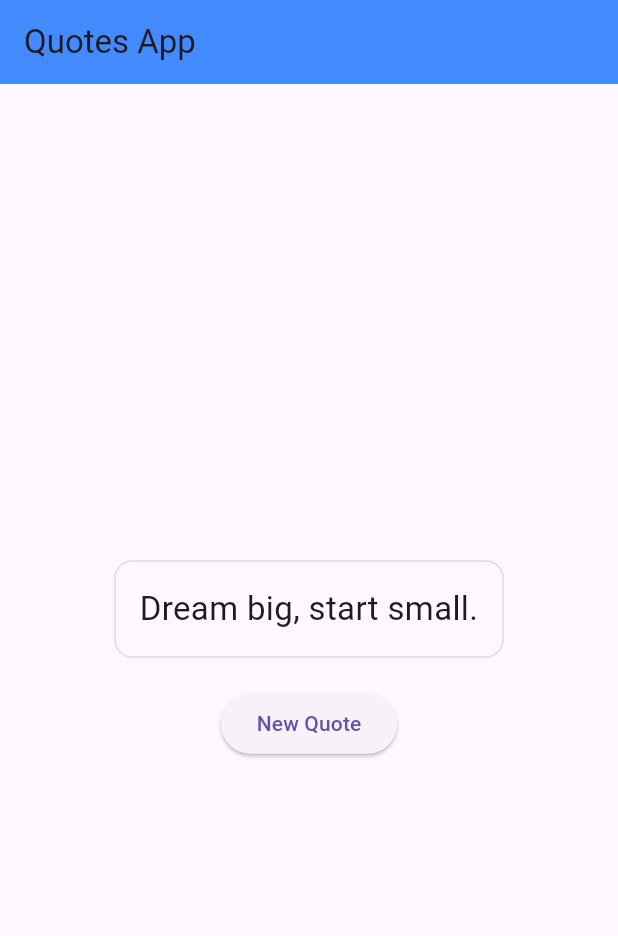
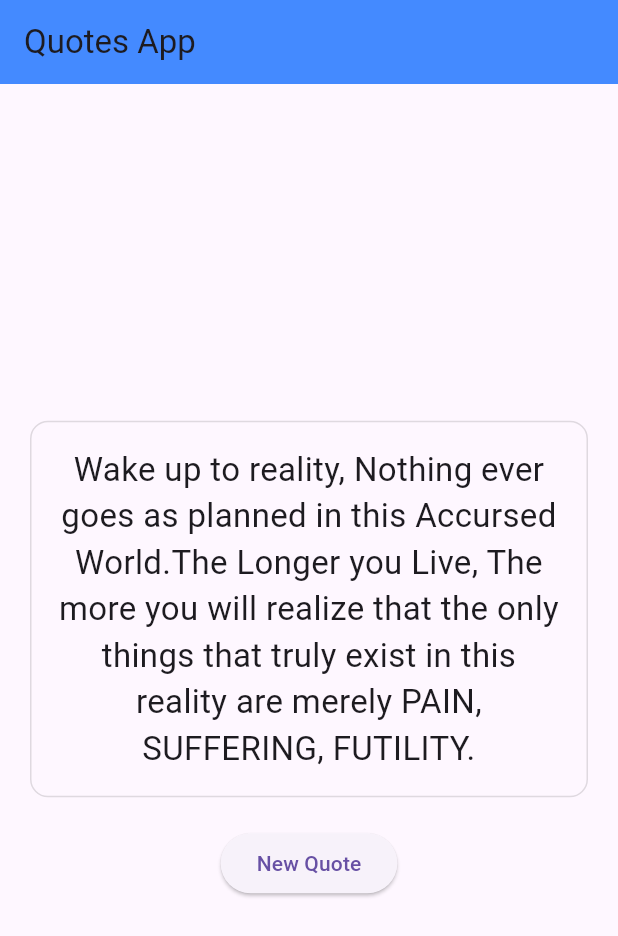
Before and after one commit to Sashriya/Flutter-QuoteGenerator, a Flutter app: the screen it shows after launch, on a phone screen of 412 x 824 dp. Shown: the top 936 px of the screen. Run offline on Flutter 3.47's test engine with Material 3 defaults, Android fonts, the phone set to English and light mode, and no system bars.

Commit message:
first commit

```diff
--- a/lib/main.dart
+++ b/lib/main.dart
@@ -20,13 +20,21 @@ class QuotesHome extends StatefulWidget {
 
 class _QuoteHomeState extends State<QuotesHome> {
   final quotes = [
-    "If you can't feel the real pain, you can't feel the real peace",
+    "Feel pain, Accept pain and know pain. Those who do not know pain will never understand the true peace.",
     "Believe in yourself.",
     "Dream big, start small.",
     "Happiness is homemade.",
     "It does not matter how slowly you go as long as you do not stop.",
     "Success is the sum of small efforts, repeated day in and day out.",
     "A one-hour workout is 4% of your day. No excuses",
+    "The only thing is can trusted is Money.",
+    "The world forgets the week and remembers the strong.",
+    "Wake up to reality, Nothing ever goes as planned in this Accursed World."
+    "The Longer you Live, The more you will realize that the only things that truly exist in this reality are merely PAIN, SUFFERING, FUTILITY.",
+    "EveryWhere you Look in this World, Wherever there is Light There will always be shadows to be Found.",
+    "As Well As Long as There is a Concept of Victors, The Vanquished will also Exist."
+    "The selfish intent of wanting to Preserve Peace initiates Wars and Hatred is Born, In oredered to Protect LOVE.",
+    "There are Nexuses, Casual Relationships that cannot be seperated."
   ];
 
   String currentQuote = "";
```
